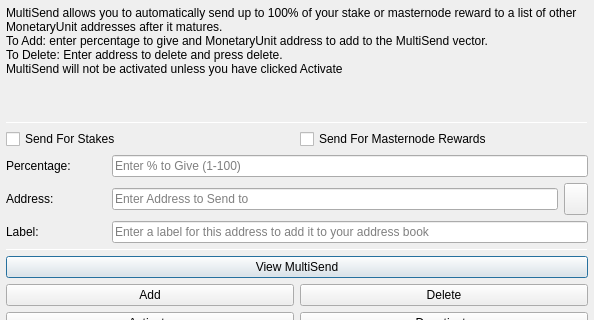
Before: the Qt Designer form src/qt/forms/multisenddialog.ui in stakecube/stakecubecoin-archive, drawn with Qt 5; both pictures show x 0 to 594 and y 0 to 320 of the 594 by 526 pixel window.
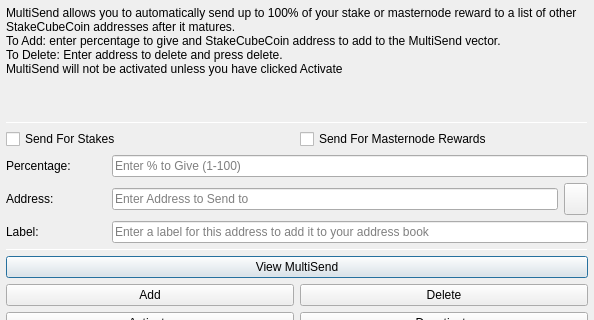
After: the same form once the commit is applied. Icons and pictures are not drawn.

The edit to the form file:
```diff
--- a/src/qt/forms/multisenddialog.ui
+++ b/src/qt/forms/multisenddialog.ui
@@ -37,8 +37,8 @@
         <number>1</number>
        </property>
        <property name="text">
-        <string>MultiSend allows you to automatically send up to 100% of your stake or masternode reward to a list of other MonetaryUnit addresses after it matures.
-To Add: enter percentage to give and MonetaryUnit address to add to the MultiSend vector.
+        <string>MultiSend allows you to automatically send up to 100% of your stake or masternode reward to a list of other StakeCubeCoin addresses after it matures.
+To Add: enter percentage to give and StakeCubeCoin address to add to the MultiSend vector.
 To Delete: Enter address to delete and press delete.
 MultiSend will not be activated unless you have clicked Activate</string>
        </property>
```
Left out of the diff: 4 changed lines with no effect on the pictures.
